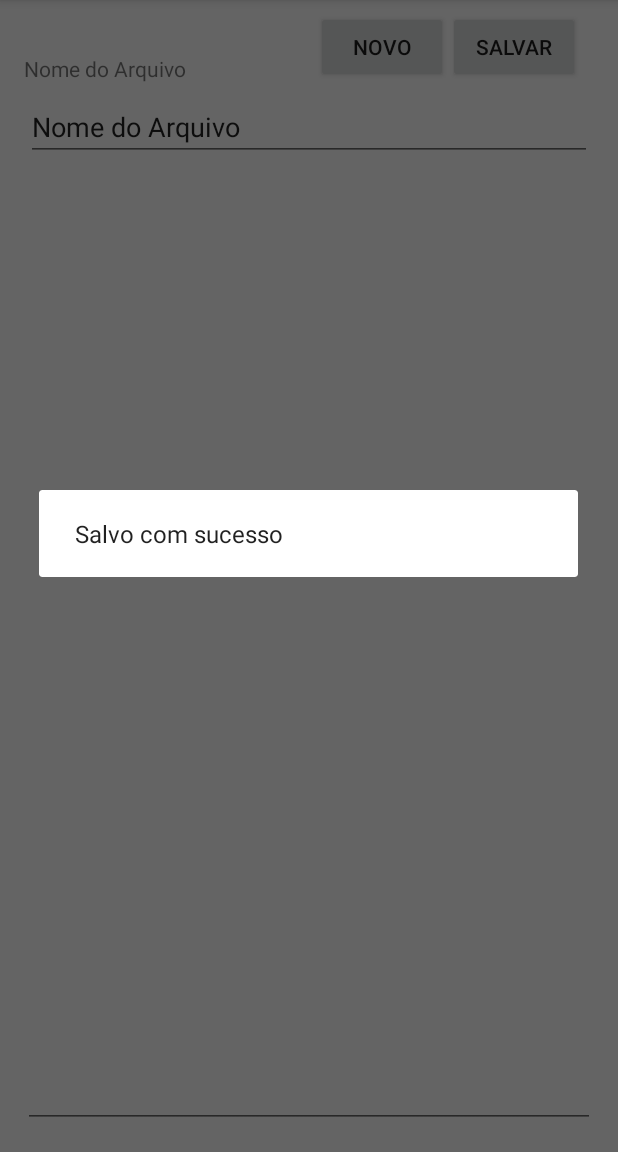
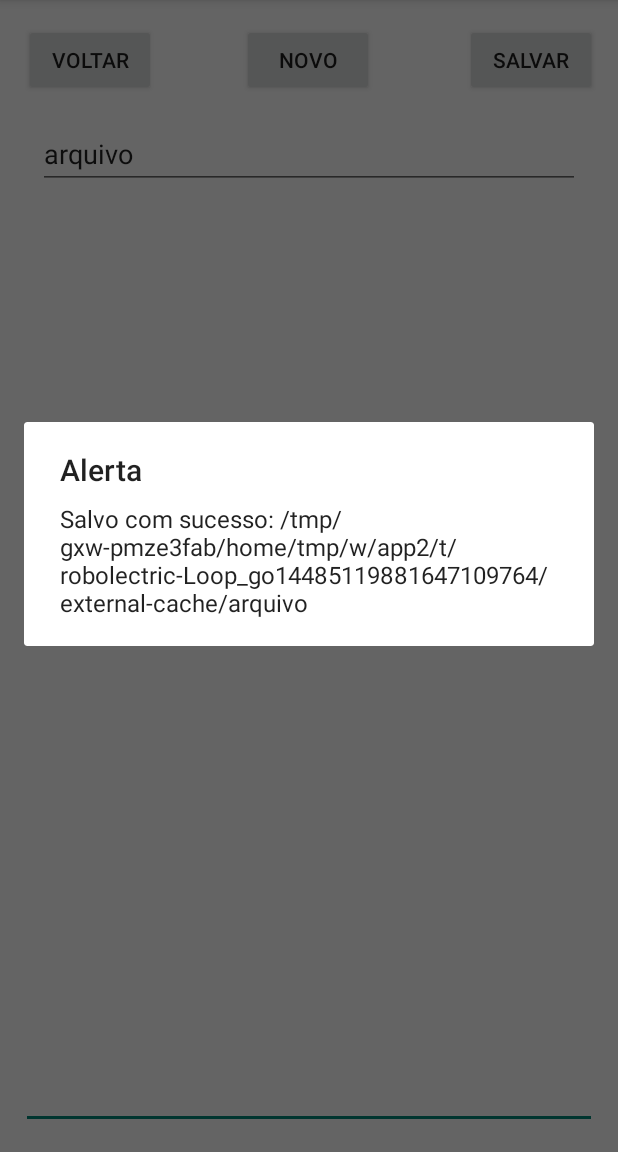
Before and after one commit to higorrabelo/notepadDroid, an Android app: the screen it shows after launch (MainActivity), after a tap on "SALVAR", on a phone screen of 412 x 824 dp, the part 84-1236 px from its top. Run offline under Robolectric (Android 15) with nearby library versions, the phone set to English and light mode, and no system bars; 1 other tap on this screen came first.

Commit message:
salvando arquivos

```diff
--- a/app/src/main/AndroidManifest.xml
+++ b/app/src/main/AndroidManifest.xml
@@ -1,8 +1,6 @@
 <?xml version="1.0" encoding="utf-8"?>
 <manifest xmlns:android="http://schemas.android.com/apk/res/android"
     xmlns:tools="http://schemas.android.com/tools">
-
-    <uses-permission android:name="android.permission.WRITE_EXTERNAL_STORAGE" />
 
     <application
         android:allowBackup="true"
@@ -26,5 +24,7 @@
             </intent-filter>
         </activity>
     </application>
+    <uses-permission android:name="android.permission.WRITE_EXTERNAL_STORAGE" />
+    <uses-permission android:name="android.permission.MANAGE_EXTERNAL_STORAGE" />
 
 </manifest>
--- a/app/src/main/java/com/example/notpaddroid/Controllers/NoteController.java
+++ b/app/src/main/java/com/example/notpaddroid/Controllers/NoteController.java
@@ -1,32 +1,24 @@
 package com.example.notpaddroid.Controllers;
 
-import android.content.Context;
 import android.os.Environment;
 
 import java.io.File;
 import java.io.FileOutputStream;
 import java.io.IOException;
-import java.util.ArrayList;
-import java.util.List;
-
 
 public class NoteController {
-        public static void saveToFile(Context context, String fileName, String content) {
-            FileOutputStream fos = null;
-            try {
-                fos = context.openFileOutput(fileName, Context.MODE_PRIVATE);
-                fos.write(content.getBytes());
-                fos.close();
-            } catch (IOException e) {
-                e.printStackTrace();
-            } finally {
-                try {
-                    if (fos != null) {
-                        fos.close();
-                    }
-                } catch (IOException e) {
-                    e.printStackTrace();
-                }
-            }
+
+    public static String salvarArquivo(String titulo, String conteudo){
+        try{
+            File arquivo = new File(Environment.getExternalStorageDirectory(),titulo);
+            FileOutputStream fo = new FileOutputStream(arquivo+titulo+".txt");
+            fo.write(conteudo.getBytes());
+            fo.close();
+            return "Salvo com sucesso: "+arquivo.getPath();
+        }catch(IOException e){
+            return "Erro: "+e.getMessage() ;
         }
+
+    }
+
 }
--- a/app/src/main/java/com/example/notpaddroid/MainActivity.java
+++ b/app/src/main/java/com/example/notpaddroid/MainActivity.java
@@ -1,42 +1,49 @@
 package com.example.notpaddroid;
-
 import androidx.appcompat.app.AlertDialog;
 import androidx.appcompat.app.AppCompatActivity;
-
-import android.content.Context;
-import android.content.DialogInterface;
+import androidx.core.app.ActivityCompat;
+import androidx.core.content.ContextCompat;
+import android.Manifest;
+import android.content.pm.PackageManager;
 import android.os.Bundle;
-import android.os.Environment;
 import android.view.View;
 import android.widget.EditText;
 
 import com.example.notpaddroid.Controllers.NoteController;
 
-import java.io.File;
-import java.io.FileOutputStream;
-import java.io.IOException;
 
 public class MainActivity extends AppCompatActivity {
-    private EditText texto;
-    private EditText conteudo;
-    private NoteController cont = new NoteController();
+    private boolean status = true;
+    private static final int PERMISSAO_ESCRITA_REQUEST = 1;
 
     @Override
     protected void onCreate(Bundle savedInstanceState) {
         super.onCreate(savedInstanceState);
-        setContentView(R.layout.arquivo_activity);
+        setContentView(R.layout.activity_main);
+        if (ContextCompat.checkSelfPermission(this, Manifest.permission.WRITE_EXTERNAL_STORAGE)
+                != PackageManager.PERMISSION_GRANTED) {
+            // Se não estiver concedida, solicite a permissão ao usuário
+            ActivityCompat.requestPermissions(this,
+                    new String[]{Manifest.permission.WRITE_EXTERNAL_STORAGE},
+                    PERMISSAO_ESCRITA_REQUEST);
+        } else {
+            // A permissão já foi concedida, você pode continuar com a operação de salvamento de arquivos.
+        }
     }
     public void save(View view){
+        EditText titulo = findViewById(R.id.nomeArquivo);
+        EditText conteudo = findViewById(R.id.areaTexto);
+        String nota = NoteController.salvarArquivo(titulo.getText().toString(),conteudo.getText().toString());
         AlertDialog.Builder alerta = new AlertDialog.Builder(this);
-        FileOutputStream fs = null;
-        EditText nome = findViewById(R.id.nomeArquivo);
-        EditText conteudo = findViewById(R.id.areaTexto);
-        NoteController.saveToFile(this,nome.getText().toString(),conteudo.getText().toString());
-        alerta.setMessage("Salvo com sucesso");
+        alerta.setMessage(nota);
+        alerta.setTitle("Alerta");
         alerta.show();
     }
     public void abrir(View view){
-        setContentView(R.layout.activity_main);
+    }
+    public void listar(View view){
+    }
+    public void gerenciador(View view){
     }
 
 }
--- a/app/src/main/res/layout/activity_main.xml
+++ b/app/src/main/res/layout/activity_main.xml
@@ -10,63 +10,70 @@
         android:id="@+id/areaTexto"
         android:layout_width="0dp"
         android:layout_height="0dp"
-        android:layout_marginStart="15dp"
-        android:layout_marginEnd="15dp"
-        android:layout_marginBottom="16dp"
+        android:layout_marginStart="14dp"
+        android:layout_marginEnd="14dp"
+        android:layout_marginBottom="15dp"
         android:ems="10"
         android:gravity="start|top"
         android:inputType="textMultiLine"
         app:layout_constraintBottom_toBottomOf="parent"
         app:layout_constraintEnd_toEndOf="parent"
-        app:layout_constraintHorizontal_bias="1.0"
         app:layout_constraintStart_toStartOf="parent"
-        app:layout_constraintTop_toBottomOf="@+id/nomeArquivo"
-        app:layout_constraintVertical_bias="1.0" />
-
-    <TextView
-        android:id="@+id/nomeLabel"
-        android:layout_width="wrap_content"
-        android:layout_height="wrap_content"
-        android:layout_marginStart="16dp"
-        android:layout_marginTop="36dp"
-        android:text="Nome do Arquivo"
-        app:layout_constraintStart_toStartOf="parent"
-        app:layout_constraintTop_toTopOf="parent" />
+        app:layout_constraintTop_toBottomOf="@+id/btVoltar" />
 
     <EditText
         android:id="@+id/nomeArquivo"
         android:layout_width="0dp"
-        android:layout_height="44dp"
-        android:layout_marginStart="17dp"
-        android:layout_marginTop="8dp"
-        android:layout_marginEnd="17dp"
+        android:layout_height="0dp"
+        android:layout_marginStart="25dp"
+        android:layout_marginEnd="25dp"
+        android:layout_marginBottom="11dp"
         android:ems="10"
         android:inputType="text"
-        android:text="Nome do Arquivo"
+        android:text="arquivo"
+        app:layout_constraintBottom_toTopOf="@+id/areaTexto"
         app:layout_constraintEnd_toEndOf="parent"
-        app:layout_constraintHorizontal_bias="0.0"
         app:layout_constraintStart_toStartOf="parent"
-        app:layout_constraintTop_toBottomOf="@+id/nomeLabel" />
+        app:layout_constraintTop_toBottomOf="@+id/btSalvar" />
 
     <Button
         android:id="@+id/btSalvar"
         android:layout_width="wrap_content"
         android:layout_height="wrap_content"
-        android:layout_marginEnd="8dp"
-        android:layout_marginBottom="8dp"
+        android:layout_marginTop="16dp"
+        android:layout_marginEnd="14dp"
+        android:layout_marginBottom="15dp"
         android:onClick="save"
         android:text="Salvar"
         app:layout_constraintBottom_toTopOf="@+id/nomeArquivo"
-        app:layout_constraintEnd_toEndOf="@+id/nomeArquivo" />
+        app:layout_constraintEnd_toEndOf="parent"
+        app:layout_constraintStart_toEndOf="@+id/btNovo"
+        app:layout_constraintTop_toTopOf="parent" />
+
+    <Button
+        android:id="@+id/btVoltar"
+        android:layout_width="wrap_content"
+        android:layout_height="wrap_content"
+        android:layout_marginStart="16dp"
+        android:layout_marginTop="16dp"
+        android:layout_marginBottom="73dp"
+        android:onClick="voltar"
+        android:text="Voltar"
+        app:layout_constraintBottom_toTopOf="@+id/areaTexto"
+        app:layout_constraintEnd_toStartOf="@+id/btNovo"
+        app:layout_constraintHorizontal_chainStyle="spread_inside"
+        app:layout_constraintStart_toStartOf="parent"
+        app:layout_constraintTop_toTopOf="parent" />
 
     <Button
         android:id="@+id/btNovo"
         android:layout_width="wrap_content"
         android:layout_height="wrap_content"
-        android:layout_marginEnd="96dp"
-        android:layout_marginBottom="8dp"
+        android:layout_marginTop="16dp"
+        android:layout_marginEnd="3dp"
         android:text="Novo"
-        app:layout_constraintBottom_toTopOf="@+id/nomeArquivo"
-        app:layout_constraintEnd_toEndOf="@+id/nomeArquivo" />
+        app:layout_constraintEnd_toStartOf="@+id/btSalvar"
+        app:layout_constraintStart_toEndOf="@+id/btVoltar"
+        app:layout_constraintTop_toTopOf="parent" />
 
 </androidx.constraintlayout.widget.ConstraintLayout>
```
